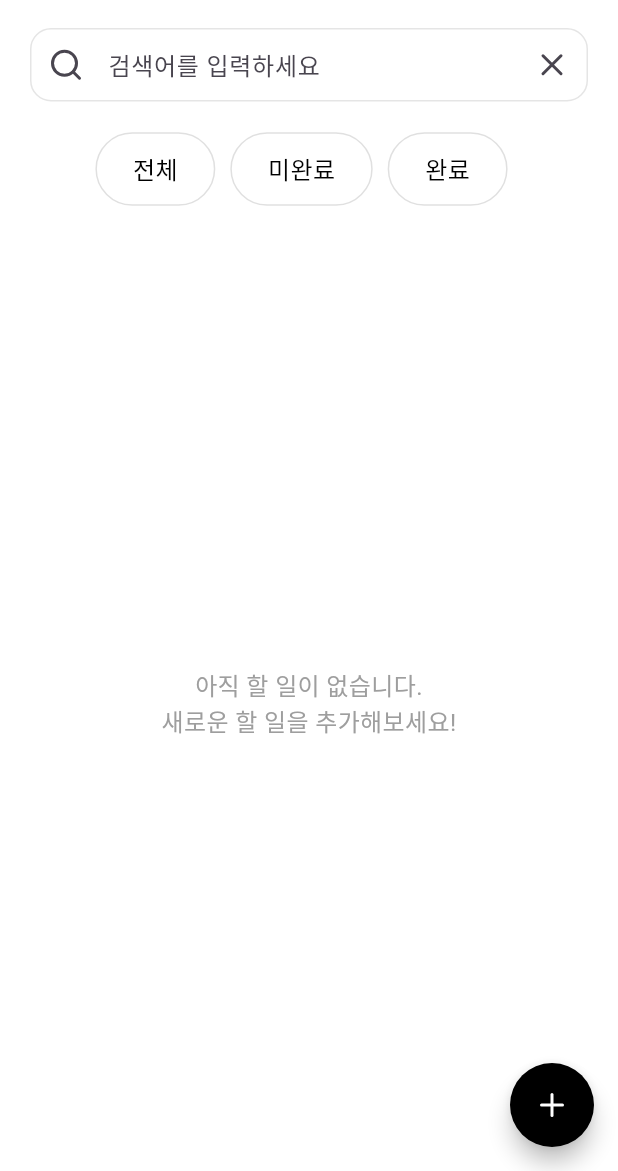
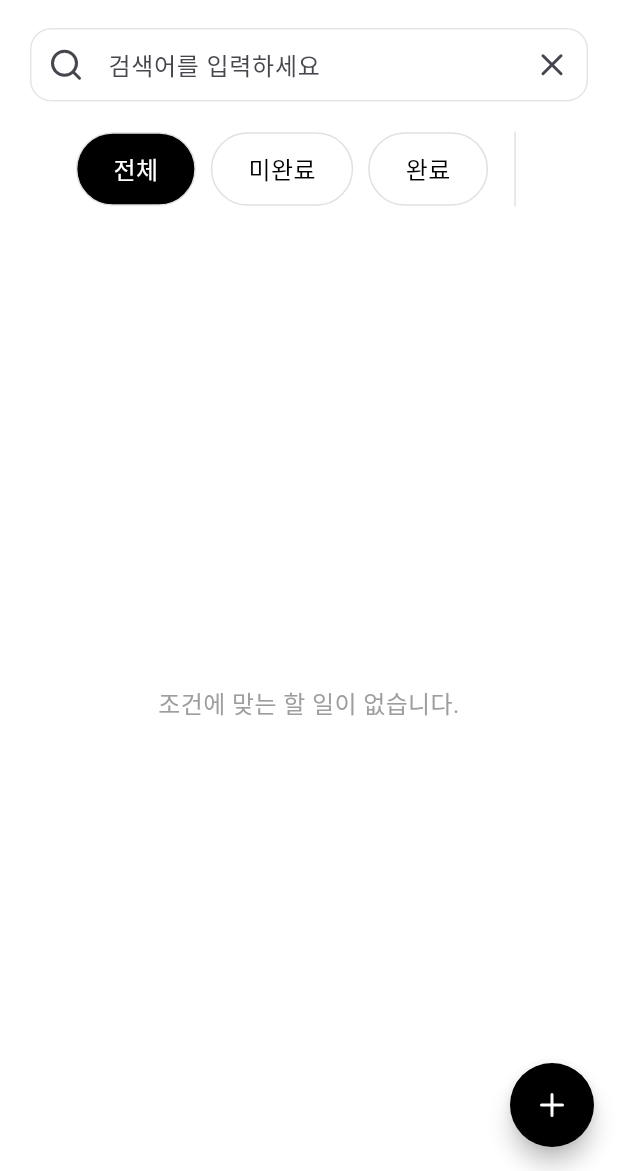
Before and after one commit to jhdodev/amuz_todo, a Flutter app: the TodoListView screen opened directly, on a phone screen of 412 x 824 dp, the part 65-1236 px from its top. Run offline on Flutter 3.47's test engine with Material 3 defaults, Android fonts, the phone set to English and light mode, and no system bars; our stand-ins replace flutter_dotenv, flutter_riverpod, image_picker, lucide_icons, shared_preferences, supabase_flutter; accounts and stored records are empty; network calls fail; Roboto replaces fonts that are missing (Pretendard).

Commit message:
feat: 완료/미완료 필터 및 각 태그별 필터링 기능 구현

```diff
--- a/lib/src/view/todo/list/todo_list_view.dart
+++ b/lib/src/view/todo/list/todo_list_view.dart
@@ -8,15 +8,11 @@ import 'package:flutter/material.dart';
 import 'package:flutter_riverpod/flutter_riverpod.dart';
 import 'package:lucide_icons/lucide_icons.dart';
 
-// 필터 상태를 관리하는 provider
-final filterProvider = StateProvider<String>((ref) => 'All');
-
 class TodoListView extends ConsumerWidget {
   const TodoListView({super.key});
 
   @override
   Widget build(BuildContext context, WidgetRef ref) {
-    final selectedFilter = ref.watch(filterProvider);
     final currentUserAsync = ref.watch(currentUserProvider);
     final todoListState = ref.watch(todoListViewModelProvider);
 
@@ -99,19 +95,33 @@ class TodoListView extends ConsumerWidget {
                 scrollDirection: Axis.horizontal,
                 child: Row(
                   children: [
-                    _buildFilterButton('전체', selectedFilter, ref),
+                    _buildFilterButton(
+                      '전체',
+                      todoListState.completionFilter,
+                      ref,
+                    ),
                     const SizedBox(width: 10),
-                    _buildFilterButton('미완료', selectedFilter, ref),
+                    _buildFilterButton(
+                      '미완료',
+                      todoListState.completionFilter,
+                      ref,
+                    ),
                     const SizedBox(width: 10),
-                    _buildFilterButton('완료', selectedFilter, ref),
+                    _buildFilterButton(
+                      '완료',
+                      todoListState.completionFilter,
+                      ref,
+                    ),
+                    const SizedBox(width: 10),
+                    VerticalDivider(color: Colors.grey.shade300, thickness: 1),
                     const SizedBox(width: 10),
                     // 동적으로 태그 필터 버튼들 생성
                     ...todoListState.userTags
                         .map(
                           (tag) => [
-                            _buildFilterButton(
+                            _buildTagFilterButton(
                               '#${tag.name}',
-                              selectedFilter,
+                              todoListState.selectedTags,
                               ref,
                             ),
                             const SizedBox(width: 10),
@@ -142,18 +152,18 @@ class TodoListView extends ConsumerWidget {
                         ],
                       ),
                     )
-                  : todoListState.todos.isEmpty
+                  : todoListState.filteredTodos.isEmpty
                   ? const Center(
                       child: Text(
-                        '아직 할 일이 없습니다.\n새로운 할 일을 추가해보세요!',
+                        '조건에 맞는 할 일이 없습니다.',
                         textAlign: TextAlign.center,
                         style: TextStyle(fontSize: 16, color: Colors.grey),
                       ),
                     )
                   : ListView.builder(
-                      itemCount: todoListState.todos.length,
+                      itemCount: todoListState.filteredTodos.length,
                       itemBuilder: (context, index) {
-                        final todo = todoListState.todos[index];
+                        final todo = todoListState.filteredTodos[index];
                         final isCompleted = todo.isCompleted;
 
                         return Padding(
@@ -392,7 +402,9 @@ class TodoListView extends ConsumerWidget {
 
     return GestureDetector(
       onTap: () {
-        ref.read(filterProvider.notifier).state = filter;
+        ref
+            .read(todoListViewModelProvider.notifier)
+            .setCompletionFilter(filter);
       },
       child: Container(
         padding: const EdgeInsets.symmetric(horizontal: 24, vertical: 12),
@@ -403,6 +415,36 @@ class TodoListView extends ConsumerWidget {
         ),
         child: Text(
           filter,
+          style: TextStyle(
+            color: isSelected ? Colors.white : Colors.black,
+            fontWeight: FontWeight.w500,
+            fontSize: 16,
+          ),
+        ),
+      ),
+    );
+  }
+
+  Widget _buildTagFilterButton(
+    String tagName,
+    List<String> selectedTags,
+    WidgetRef ref,
+  ) {
+    final isSelected = selectedTags.contains(tagName);
+
+    return GestureDetector(
+      onTap: () {
+        ref.read(todoListViewModelProvider.notifier).toggleTagFilter(tagName);
+      },
+      child: Container(
+        padding: const EdgeInsets.symmetric(horizontal: 24, vertical: 12),
+        decoration: BoxDecoration(
+          color: isSelected ? Colors.black : Colors.white,
+          borderRadius: BorderRadius.circular(25),
+          border: Border.all(color: Colors.grey.shade300, width: 1),
+        ),
+        child: Text(
+          tagName,
           style: TextStyle(
             color: isSelected ? Colors.white : Colors.black,
             fontWeight: FontWeight.w500,
```
Also changed, not shown: lib/src/view/todo/list/todo_list_view_model.dart (+52 -0 lines), lib/src/view/todo/list/todo_list_view_state.dart (+12 -0 lines).
